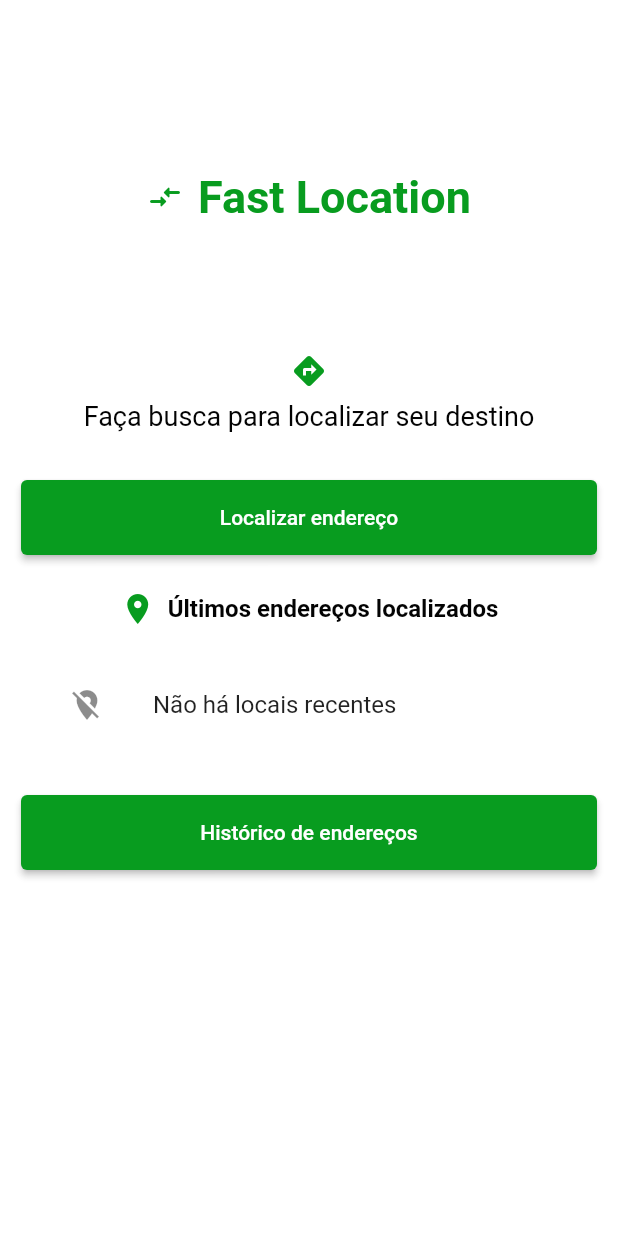
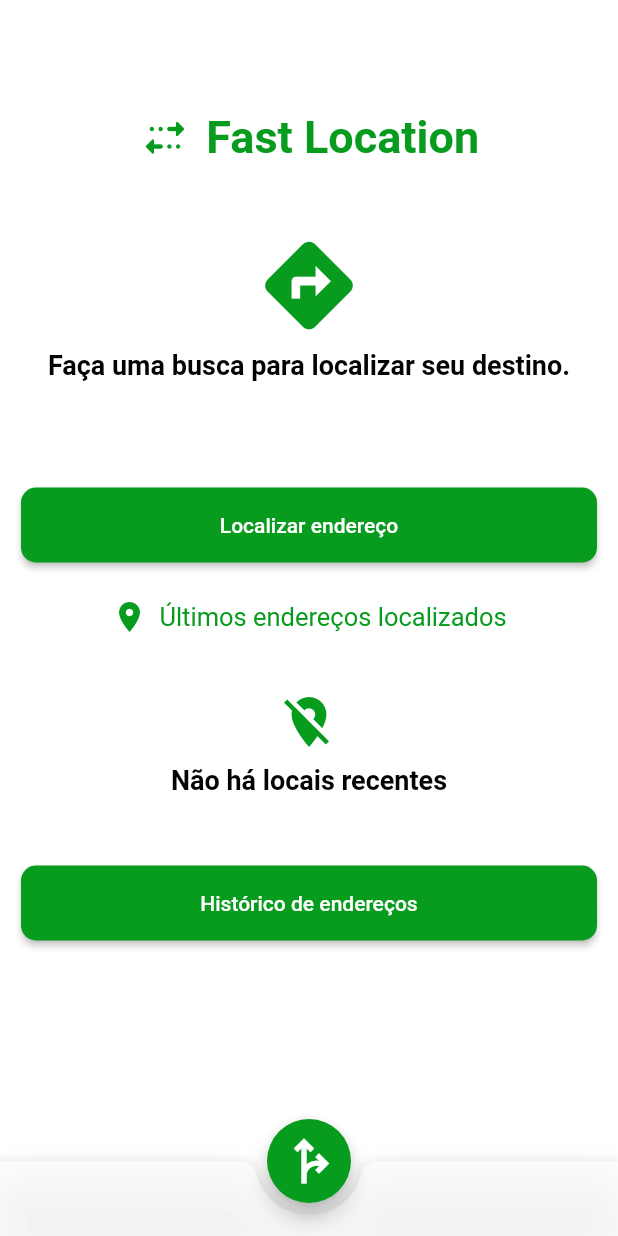
Before and after one commit to juliaelizaps/Desafio-mobile-Fast-app, a Flutter app: the screen it shows after launch, on a phone screen of 412 x 824 dp. Run offline on Flutter 3.47's test engine with Material 2 defaults, Android fonts, the phone set to English and light mode, and no system bars; our stand-ins replace dio, flutter_mobx, hive, hive_flutter, mobx; missing offline and left inert: path_provider_android, path_provider_ios; accounts and stored records are empty; generated files the repository leaves out were written again.

Commit message:
tentativa de mudar icone do app

```diff
--- a/lib/src/modules/home/page/home_page.dart
+++ b/lib/src/modules/home/page/home_page.dart
@@ -1,7 +1,6 @@
 import 'package:fast_location/src/shared/colors/app_colors.dart';
 import 'package:flutter/material.dart';
 import 'package:mobx/mobx.dart';
-
 import '../../../shared/components/app_button.dart';
 import '../controller/home_controller.dart';
 
@@ -39,6 +38,7 @@ class _HomePageState extends State<HomePage> {
     errorRouteReactionDisposer();
   }
 
+
   @override
   Widget build(BuildContext context) {
     return Scaffold(
@@ -50,11 +50,11 @@ class _HomePageState extends State<HomePage> {
           children: [
             // Título
             Padding(
-              padding: const EdgeInsets.only(top: 100.0, bottom: 70.0),
+              padding: const EdgeInsets.only(top: 60.0, bottom: 30.0),
               child: Row(
                 mainAxisAlignment: MainAxisAlignment.center,
                 children: const [
-                  Icon(Icons.compare_arrows_rounded, color: AppColors.buttonColor),
+                  Icon(Icons.multiple_stop_rounded, color: AppColors.buttonColor, size: 35,),
                   SizedBox(width: 10.0),
                   Text(
                     'Fast Location',
@@ -62,27 +62,32 @@ class _HomePageState extends State<HomePage> {
                       fontSize: 30.0,
                       fontWeight: FontWeight.bold,
                       color: AppColors.appTitleColor,
+
                     ),
                   ),
                 ],
               ),
             ),
-            // Seção 1: Resultado da busca (placeholder para futuras informações)
             Container(
+              height: 170.0,
               margin: const EdgeInsets.only(bottom: 16.0),
               padding: EdgeInsets.all(16.0),
               decoration: BoxDecoration(
                 color: Colors.white,
-                borderRadius: BorderRadius.circular(12.0),
+                borderRadius: BorderRadius.circular(10.0),
               ),
               child: Column(
                 children: const [
-                  Icon(Icons.directions, color: AppColors.buttonColor),
+                  Icon(
+                      Icons.directions,
+                      size: 70,
+                      color: AppColors.buttonColor),
                   SizedBox(height: 8.0),
                   Text(
-                    'Faça busca para localizar seu destino',
+                    'Faça uma busca para localizar seu destino.',
                     style: TextStyle(
                       fontSize: 18.0,
+                      fontWeight: FontWeight.bold,
                       color: AppColors.appTextColor,
                     ),
                     textAlign: TextAlign.center,
@@ -90,13 +95,13 @@ class _HomePageState extends State<HomePage> {
                 ],
               ),
             ),
-            // Seção 2: Botão de localizar endereço
+            // localizar endereço
             Container(
               margin: EdgeInsets.only(bottom: 16.0),
               child: AppButton(
                 label: 'Localizar endereço',
                 action: () {
-                  // Espaço para adicionar funcionalidade
+                  // adicionar funcionalidades aqui depois
                 },
               ),
             ),
@@ -111,40 +116,65 @@ class _HomePageState extends State<HomePage> {
                   Text(
                     'Últimos endereços localizados',
                     style: TextStyle(
-                      fontSize: 16.0,
-                      fontWeight: FontWeight.bold,
-                      color: AppColors.appTextColor,
+                      fontSize: 17.0,
+                      color: AppColors.appTitleColor,
                     ),
                   ),
                 ],
               ),
             ),
-            // Seção 3: Locais recentes (placeholder para histórico)
+            // Locais recentes
             Container(
+              height: 130.0,
               margin: EdgeInsets.only(bottom: 16.0),
               padding: EdgeInsets.all(16.0),
               decoration: BoxDecoration(
                 color: Colors.white,
                 borderRadius: BorderRadius.circular(12.0),
               ),
-              child: const ListTile(
-                leading: Icon(Icons.location_off),
-                title: Text('Não há locais recentes'),
+              child: Column(
+                mainAxisAlignment: MainAxisAlignment.center,
+                crossAxisAlignment: CrossAxisAlignment.center,
+                children: [
+                  Icon(Icons.location_off, color:AppColors.buttonColor, size: 40,),
+                  SizedBox(height: 8.0),
+                  Text(
+                    'Não há locais recentes',
+                    style: TextStyle(
+                      fontSize: 18.0,
+                      fontWeight: FontWeight.bold,
+                      color: AppColors.appTextColor,
+                    ),
+                    textAlign: TextAlign.center,
+                  ),
+                ],
               ),
             ),
-            // Seção 4: Histórico de endereços
+            // Histórico de endereços
             Container(
-              margin: EdgeInsets.only(bottom: 16.0),
+              margin: EdgeInsets.only(bottom: 17.0),
               child: AppButton(
                 label: 'Histórico de endereços',
                 action: () {
-                  // Espaço para adicionar funcionalidade
+                  // adicionar funcionalidades aqui depois
                 },
               ),
             ),
           ],
         ),
       ),
+      bottomNavigationBar: BottomAppBar(
+        color: AppColors.bottonColor,
+        shape: CircularNotchedRectangle(),
+        notchMargin: 8.0,
+        child: Container(height: 50.0),
+      ),
+      floatingActionButtonLocation: FloatingActionButtonLocation.centerDocked,
+      floatingActionButton: FloatingActionButton(
+        onPressed: null,
+        backgroundColor: AppColors.buttonColor,
+        child: Icon(Icons.fork_right, color: Colors.white, size: 40),
+      ),
     );
   }
 }
--- a/lib/src/shared/colors/app_colors.dart
+++ b/lib/src/shared/colors/app_colors.dart
@@ -4,5 +4,6 @@ class AppColors {
   static const Color appPageBackground = Color(0xD2FFFFFF);
   static const Color appTextColor = Color(0xFF030303);
   static const Color buttonColor = Color(0xFF089C1F);
+  static const Color bottonColor = Color(0xD5FDFDFD);
   static const Color appTitleColor = Color(0xFF089C1F);
 }
--- a/lib/src/shared/components/app_button.dart
+++ b/lib/src/shared/components/app_button.dart
@@ -18,9 +18,13 @@ class AppButton extends StatelessWidget {
       child: ElevatedButton(
         onPressed: action,
         style: ElevatedButton.styleFrom(
+
           primary: AppColors.buttonColor, // Cor do botão
           onPrimary: Colors.white, // Cor do texto
           minimumSize: Size(double.infinity, 50), // Tamanho mínimo do botão
+          shape: RoundedRectangleBorder(
+            borderRadius: BorderRadius.circular(10.0),
+          )
         ),
         child: Text(label),
       ),
```
Also changed, not shown: pubspec.yaml (+7 -0 lines), assets/icon/icon.png (added), pubspec.lock, 22 other files.
